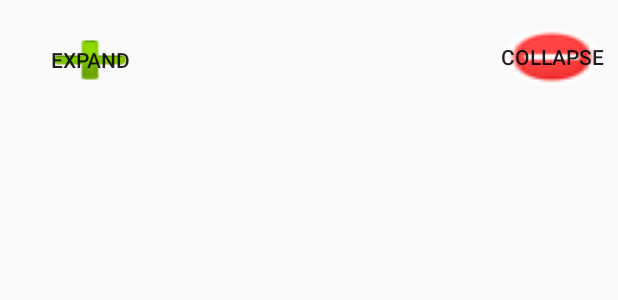
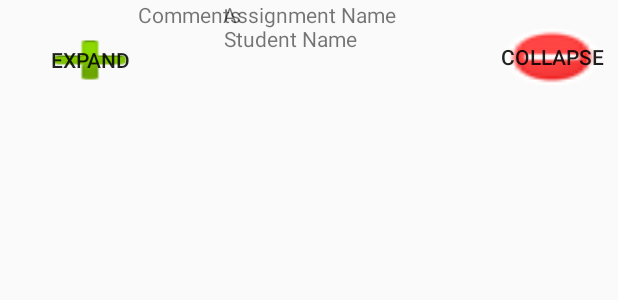
Before and after one commit to dericsp004/RubricApp, an Android app: the layout activity_grade_.xml on its own in the app's theme, with its tools: preview values and no code run, on a phone screen of 412 x 824 dp. Shown: the top 300 px of the screen. Run offline under Robolectric (Android 15) with nearby library versions, the phone set to English and light mode, and no system bars.

Commit message:
final sterling commit

```diff
--- a/app/src/main/java/com/plummer/deric/rubricapp/Student_Activity.java
+++ b/app/src/main/java/com/plummer/deric/rubricapp/Student_Activity.java
@@ -2,6 +2,7 @@ package com.plummer.deric.rubricapp;
 
 import android.support.v7.app.AppCompatActivity;
 import android.os.Bundle;
+import android.widget.ExpandableListView;
 
 public class Student_Activity extends AppCompatActivity {
 
@@ -9,5 +10,7 @@ public class Student_Activity extends AppCompatActivity {
     protected void onCreate(Bundle savedInstanceState) {
         super.onCreate(savedInstanceState);
         setContentView(R.layout.activity_student_);
+
+
     }
 }
--- a/app/src/main/res/layout/activity_grade_.xml
+++ b/app/src/main/res/layout/activity_grade_.xml
@@ -30,8 +30,8 @@
 
     <ExpandableListView
         android:id="@+id/GradeList"
-        android:layout_width="248dp"
-        android:layout_height="390dp"
+        android:layout_width="223dp"
+        android:layout_height="333dp"
         app:layout_constraintBottom_toBottomOf="parent"
         app:layout_constraintLeft_toLeftOf="parent"
         app:layout_constraintRight_toRightOf="parent"
@@ -43,6 +43,36 @@
 
         />
 
+    <TextView
+        android:id="@+id/textView"
+        android:layout_width="114dp"
+        android:layout_height="17dp"
+        android:text="Student Name"
+        app:layout_constraintLeft_toLeftOf="parent"
+        app:layout_constraintRight_toRightOf="parent"
+        app:layout_constraintTop_toTopOf="parent"
+        android:layout_marginTop="16dp"
+        app:layout_constraintHorizontal_bias="0.501"
+        tools:layout_editor_absoluteX="123dp" />
+
+    <TextView
+        android:id="@+id/textView2"
+        android:layout_width="wrap_content"
+        android:layout_height="wrap_content"
+        android:text="Assignment Name"
+        app:layout_constraintLeft_toLeftOf="parent"
+        app:layout_constraintRight_toRightOf="parent"
+        tools:layout_editor_absoluteY="45dp" />
+
+    <TextView
+        android:id="@+id/textView3"
+        android:layout_width="182dp"
+        android:layout_height="42dp"
+        android:text="Comments"
+        app:layout_constraintHorizontal_bias="0.4"
+        app:layout_constraintLeft_toLeftOf="parent"
+        app:layout_constraintRight_toRightOf="parent"
+        tools:layout_editor_absoluteY="439dp" />
 
 
 </android.support.constraint.ConstraintLayout>
--- a/app/src/main/res/layout/activity_student_.xml
+++ b/app/src/main/res/layout/activity_student_.xml
@@ -38,7 +38,7 @@
         android:layout_width="117dp"
         android:layout_height="49dp"
         android:text="Export"
-        android:layout_marginRight="8dp"
+        android:layout_marginRight="48dp"
         app:layout_constraintRight_toRightOf="parent"
         app:layout_constraintTop_toTopOf="parent"
         android:layout_marginTop="8dp" />
```
Also changed, not shown: app/src/main/java/com/plummer/deric/rubricapp/ExpandableListViewAdapter.java (added, +92 -0 lines), app/src/main/java/com/plummer/deric/rubricapp/Grade_Activity.java (+30 -5 lines), app/src/main/java/com/plummer/deric/rubricapp/MainActivity.java (+9 -0 lines), app/src/main/res/layout/activity_main.xml (+10 -13 lines).
